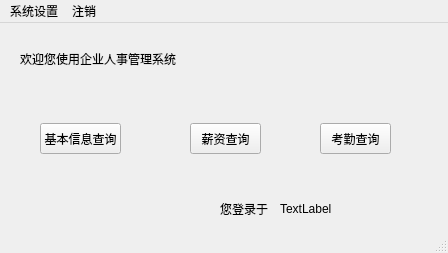
Before: the Qt Designer form ManageSystem/user.ui in skyformat99/ManagerSystem, drawn with Qt 5.
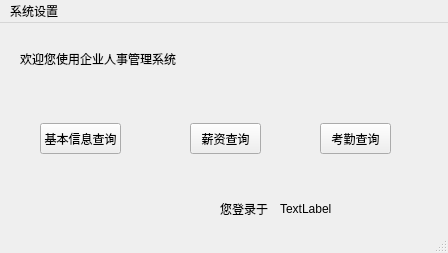
After: the same form once the commit is applied.

Patch:
```diff
--- a/ManageSystem/user.ui
+++ b/ManageSystem/user.ui
@@ -109,14 +109,9 @@
     <addaction name="aboutAction"/>
     <addaction name="helpAction"/>
     <addaction name="alterAction"/>
-   </widget>
-   <widget class="QMenu" name="menu">
-    <property name="title">
-     <string>注销</string>
-    </property>
+    <addaction name="logoutAction"/>
    </widget>
    <addaction name="menu_file"/>
-   <addaction name="menu"/>
   </widget>
   <widget class="QStatusBar" name="statusbar"/>
   <action name="aboutAction">
```
Left out of the diff: 5 changed lines with no effect on the pictures.
